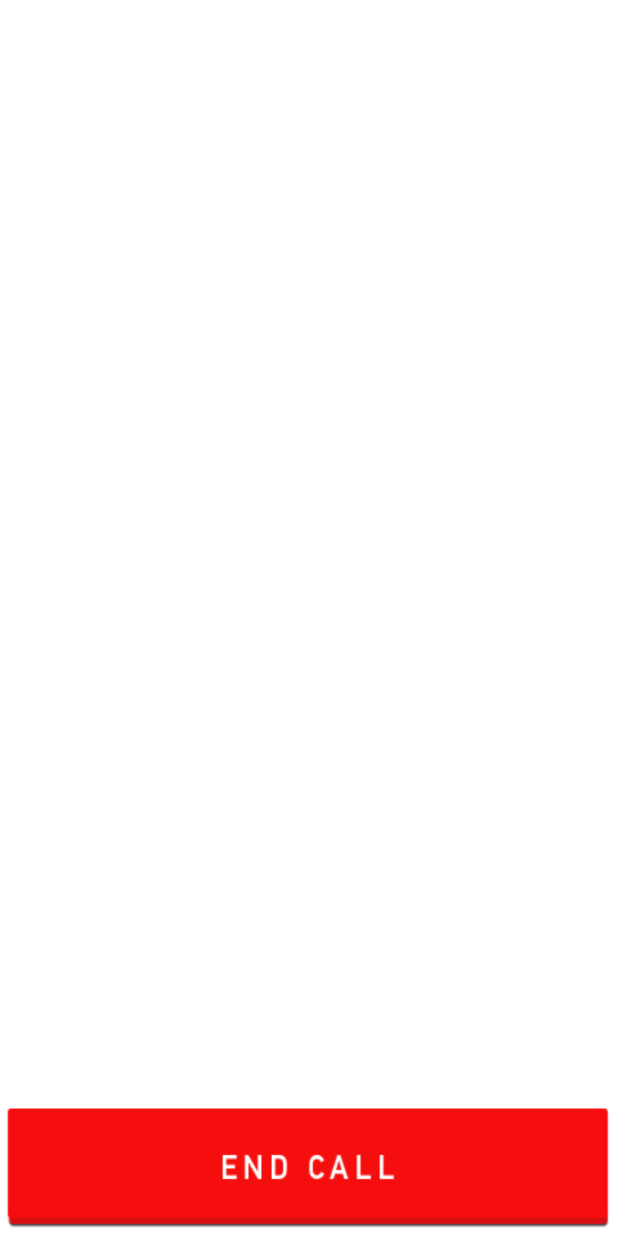
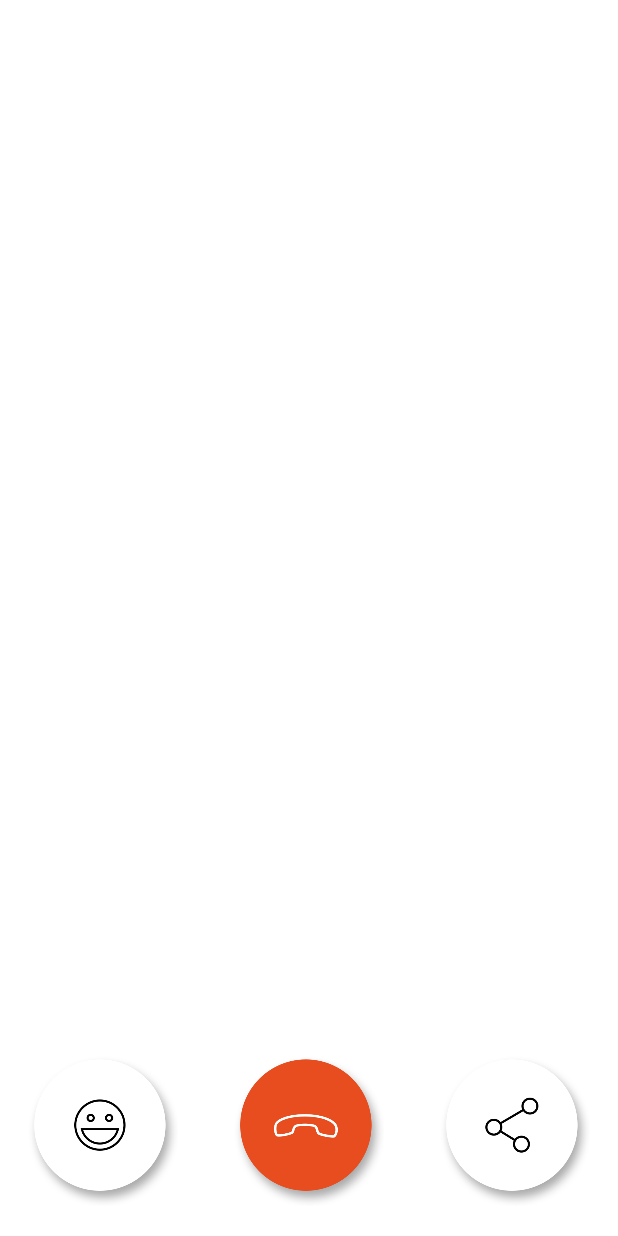
Before and after one commit to andriantolie/Pkid, an Android app: the ParentCallScreenActivity screen opened directly, with no data from a screen before it, on a phone screen of 412 x 824 dp. Run offline under Robolectric (Android 15) with nearby library versions, the phone set to English and light mode, and no system bars; 1 statement that could not run was skipped.

Commit message:
create link and set layout for parent call screen

```diff
--- a/app/src/main/AndroidManifest.xml
+++ b/app/src/main/AndroidManifest.xml
@@ -7,6 +7,7 @@
         android:required="false"/>
 
     <uses-permission android:name="android.permission.INTERNET"/>
+    <uses-permission android:name="android.permission.WRITE_EXTERNAL_STORAGE"/>
     <uses-permission android:name="android.permission.RECORD_AUDIO"/>
     <uses-permission android:name="android.permission.MODIFY_AUDIO_SETTINGS"/>
     <uses-permission android:name="android.permission.READ_PHONE_STATE"/>
@@ -50,7 +51,7 @@
                 <action android:name="android.intent.action.VIEW"></action>
                 <category android:name="android.intent.category.DEFAULT"></category>
                 <category android:name="android.intent.category.BROWSABLE"></category>
-                <data android:scheme="http" android:host="www.yahoo.com" ></data>
+                <data android:scheme="http" android:host="familytime.com" ></data>
             </intent-filter>
             </activity>
         <activity android:name=".SinchVideoCall.IncomingCallScreenActivity" android:screenOrientation="portrait"
--- a/app/src/main/java/com/example/altitudelabs/pkid/SinchVideoCall/ParentCallScreenActivity.java
+++ b/app/src/main/java/com/example/altitudelabs/pkid/SinchVideoCall/ParentCallScreenActivity.java
@@ -1,13 +1,16 @@
 package com.example.altitudelabs.pkid.SinchVideoCall;
 
+import android.content.Intent;
+import android.graphics.Bitmap;
 import android.media.AudioManager;
+import android.net.Uri;
 import android.os.Bundle;
+import android.os.Environment;
 import android.util.Log;
 import android.view.View;
 import android.view.View.OnClickListener;
-import android.widget.Button;
-import android.widget.LinearLayout;
-import android.widget.RelativeLayout;
+import android.widget.FrameLayout;
+import android.widget.ImageButton;
 
 import com.example.altitudelabs.pkid.R;
 import com.sinch.android.rtc.AudioController;
@@ -17,12 +20,15 @@ import com.sinch.android.rtc.calling.CallEndCause;
 import com.sinch.android.rtc.video.VideoCallListener;
 import com.sinch.android.rtc.video.VideoController;
 
+import java.io.File;
+import java.io.FileOutputStream;
+import java.util.Date;
 import java.util.List;
 import java.util.Locale;
 import java.util.Timer;
 import java.util.TimerTask;
 
-public class ParentCallScreenActivity extends BaseActivity {
+public class ParentCallScreenActivity extends BaseActivity implements OnClickListener {
 
     static final String TAG = CallScreenActivity.class.getSimpleName();
     static final String CALL_START_TIME = "callStartTime";
@@ -36,6 +42,21 @@ public class ParentCallScreenActivity extends BaseActivity {
     private long mCallStart = 0;
     private boolean mAddedListener = false;
     private boolean mVideoViewsAdded = false;
+
+    private ImageButton mColorButton1;
+    private ImageButton mColorButton2;
+    private ImageButton mColorButton3;
+
+    @Override
+    public void onClick(View v) {
+        if (v.getId() == R.id.btn_color_1) {
+
+        } else if (v.getId() == R.id.btn_color_2) {
+            endCall();
+        }else if (v.getId() == R.id.btn_color_3) {
+            takeScreenshotAndShare();
+        }
+    }
 
 
     private class UpdateCallDurationTask extends TimerTask {
@@ -69,19 +90,18 @@ public class ParentCallScreenActivity extends BaseActivity {
         setContentView(R.layout.parent_callscreen);
 
         mAudioPlayer = new AudioPlayer(this);
-        Button endCallButton = (Button) findViewById(R.id.hangupButton);
 
-        endCallButton.setOnClickListener(new OnClickListener() {
-            @Override
-            public void onClick(View v) {
-                endCall();
-            }
-        });
 
         mCallId = getIntent().getStringExtra(SinchService.CALL_ID);
         if (savedInstanceState == null) {
             mCallStart = System.currentTimeMillis();
         }
+        mColorButton1 = (ImageButton)findViewById(R.id.btn_color_1);
+        mColorButton1.setOnClickListener(this);
+        mColorButton2 = (ImageButton)findViewById(R.id.btn_color_2);
+        mColorButton2.setOnClickListener(this);
+        mColorButton3 = (ImageButton)findViewById(R.id.btn_color_3);
+        mColorButton3.setOnClickListener(this);
     }
 
     @Override
@@ -166,7 +186,7 @@ public class ParentCallScreenActivity extends BaseActivity {
 
         final VideoController vc = getSinchServiceInterface().getVideoController();
         if (vc != null) {
-            RelativeLayout localView = (RelativeLayout) findViewById(R.id.localVideo);
+            FrameLayout localView = (FrameLayout) findViewById(R.id.localVideo);
             localView.addView(vc.getLocalView());
             localView.setOnClickListener(new OnClickListener() {
                 @Override
@@ -175,7 +195,7 @@ public class ParentCallScreenActivity extends BaseActivity {
                 }
             });
 
-            LinearLayout view = (LinearLayout) findViewById(R.id.remoteVideo);
+            FrameLayout view = (FrameLayout) findViewById(R.id.remoteVideo);
             view.addView(vc.getRemoteView());
             mVideoViewsAdded = true;
         }
@@ -188,10 +208,10 @@ public class ParentCallScreenActivity extends BaseActivity {
 
         VideoController vc = getSinchServiceInterface().getVideoController();
         if (vc != null) {
-            LinearLayout view = (LinearLayout) findViewById(R.id.remoteVideo);
+            FrameLayout view = (FrameLayout) findViewById(R.id.remoteVideo);
             view.removeView(vc.getRemoteView());
 
-            RelativeLayout localView = (RelativeLayout) findViewById(R.id.localVideo);
+            FrameLayout localView = (FrameLayout) findViewById(R.id.localVideo);
             localView.removeView(vc.getLocalView());
             mVideoViewsAdded = false;
         }
@@ -240,4 +260,39 @@ public class ParentCallScreenActivity extends BaseActivity {
             addVideoViews();
         }
     }
+
+    private void takeScreenshotAndShare() {
+        Date now = new Date();
+        android.text.format.DateFormat.format("yyyy-MM-dd_hh:mm:ss", now);
+
+        try {
+            // image naming and path  to include sd card  appending name you choose for file
+            String mPath = Environment.getExternalStorageDirectory().toString() + "/" + now + ".jpg";
+
+            // create bitmap screen capture
+            View v1 = getWindow().getDecorView().getRootView();
+            v1.setDrawingCacheEnabled(true);
+            Bitmap bitmap = Bitmap.createBitmap(v1.getDrawingCache());
+            v1.setDrawingCacheEnabled(false);
+
+            File imageFile = new File(mPath);
+
+            FileOutputStream outputStream = new FileOutputStream(imageFile);
+            int quality = 100;
+            bitmap.compress(Bitmap.CompressFormat.JPEG, quality, outputStream);
+            outputStream.flush();
+            outputStream.close();
+
+
+            final Intent shareIntent = new Intent(Intent.ACTION_SEND);
+            shareIntent.setType("image/jpg");
+            shareIntent.putExtra(Intent.EXTRA_STREAM, Uri.fromFile(imageFile));
+            startActivity(Intent.createChooser(shareIntent, "Share image using"));
+
+//            openScreenshot(imageFile);
+        } catch (Throwable e) {
+            // Several error may come out with file handling or OOM
+            e.printStackTrace();
+        }
+    }
 }
--- /dev/null
+++ b/app/src/main/res/drawable/local_video_bg.xml
@@ -0,0 +1,9 @@
+<?xml version="1.0" encoding="UTF-8"?>
+<shape xmlns:android="http://schemas.android.com/apk/res/android"
+    android:shape="rectangle">
+
+    <solid android:color="#fff"/>
+    <stroke android:width="0dip" android:color="#ffffff" />
+    <corners android:radius="2dp"/>
+    <padding android:left="2dip" android:top="2dip" android:right="2dip" android:bottom="2dip" />
+</shape>
--- a/app/src/main/res/layout/activity_on_boarding.xml
+++ b/app/src/main/res/layout/activity_on_boarding.xml
@@ -81,8 +81,8 @@
         android:layout_width="match_parent"
         android:layout_height="wrap_content"
         layout="@layout/view_share"
-        android:layout_alignParentBottom="true"
-        android:layout_marginBottom="100dp"
+        android:layout_centerVertical="true"
+        android:layout_margin="20dp"
         android:visibility="gone"
         />
 
--- a/app/src/main/res/layout/parent_callscreen.xml
+++ b/app/src/main/res/layout/parent_callscreen.xml
@@ -7,21 +7,65 @@ xmlns:android="http://schemas.android.com/apk/res/android"
     android:padding="0dip"
     android:background="#ffffffff">
 
-<LinearLayout android:id="@+id/remoteVideo" android:layout_width="wrap_content"
+<FrameLayout android:id="@+id/remoteVideo" android:layout_width="wrap_content"
               android:layout_height="wrap_content" android:layout_alignParentLeft="true"
               android:layout_alignParentTop="true" android:orientation="horizontal"/>
 
-<RelativeLayout android:id="@+id/localVideo" android:layout_width="150dp"
-                android:layout_alignParentRight="true" android:layout_height="200dp"
-    android:layout_alignParentTop="true" />
+<FrameLayout android:id="@+id/localVideo" android:layout_width="102dp"
+    android:layout_marginTop="35dp"
+    android:layout_marginRight="16dp"
+    android:layout_alignParentRight="true"
+    android:layout_height="62dp"
+    android:layout_alignParentTop="true"
+    android:background="@drawable/local_video_bg"/>
 
-    <Button
-        android:id="@+id/hangupButton"
-        android:paddingBottom="20dp"
-        android:paddingTop="20dp"
-        android:layout_width="wrap_content"
+    <LinearLayout
+        android:layout_width="match_parent"
         android:layout_height="wrap_content"
-        android:layout_centerHorizontal="true"
+        android:orientation="horizontal"
+        android:weightSum="3"
         android:layout_alignParentBottom="true"
-        android:background="@drawable/button_end"/>
+        android:layout_marginBottom="20dp">
+        <FrameLayout
+            android:layout_width="match_parent"
+            android:layout_height="match_parent"
+            android:layout_weight="1">
+            <ImageButton
+                android:id="@+id/btn_color_1"
+                android:layout_width="100dp"
+                android:layout_height="100dp"
+                android:layout_gravity="center"
+                android:src="@drawable/face"
+                android:background="@null"
+                android:scaleType="fitCenter"/>
+        </FrameLayout>
+        <FrameLayout
+            android:layout_width="match_parent"
+            android:layout_height="match_parent"
+            android:layout_weight="1">
+            <ImageButton
+                android:id="@+id/btn_color_2"
+                android:layout_width="100dp"
+                android:layout_height="100dp"
+                android:layout_gravity="center"
+                android:src="@drawable/hang_up"
+                android:background="@null"
+                android:scaleType="fitCenter"/>
+        </FrameLayout>
+        <FrameLayout
+            android:layout_width="match_parent"
+            android:layout_height="match_parent"
+            android:layout_weight="1">
+            <ImageButton
+                android:id="@+id/btn_color_3"
+                android:layout_width="100dp"
+                android:layout_height="100dp"
+                android:layout_gravity="center"
+                android:src="@drawable/share"
+                android:background="@null"
+                android:scaleType="fitCenter"/>
+        </FrameLayout>
+
+
+    </LinearLayout>
 </RelativeLayout>
--- a/app/src/main/res/layout/view_share.xml
+++ b/app/src/main/res/layout/view_share.xml
@@ -18,7 +18,8 @@
         android:layout_centerHorizontal="true"
         android:paddingTop="20dp"
         android:paddingBottom="20dp"
-        android:text="Share Video Call" />
+        android:text="Share Video Call"
+        android:textSize="20dp"/>
 
     <ImageView
         android:id="@+id/btnWhatsapp"
```
Also changed, not shown: app/src/main/java/com/example/altitudelabs/pkid/OnBoardingActivity.java (+21 -1 lines), app/src/main/res/layout/view_media_edit_color_picker.xml (deleted, +0 -40 lines), app/src/main/res/drawable/face.png (added), app/src/main/res/drawable/hang_up.png (added), app/src/main/res/drawable/share.png (added).
